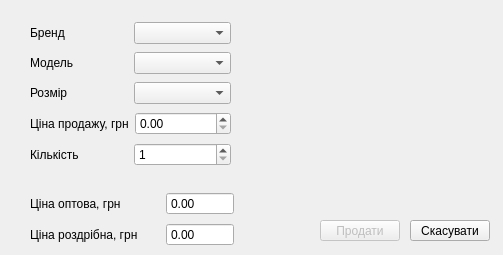
Qt form saledialog.ui (moz6go/ShoesStore) before a commit.
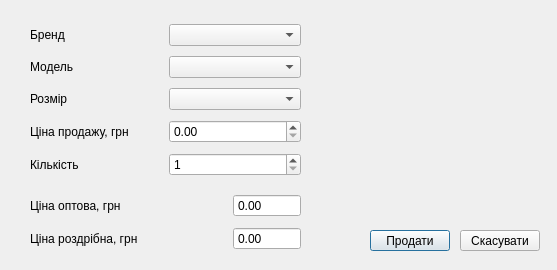
The same form after that commit.

The edit to the form file:
```diff
--- a/saledialog.ui
+++ b/saledialog.ui
@@ -6,21 +6,39 @@
    <rect>
     <x>0</x>
     <y>0</y>
-    <width>503</width>
-    <height>255</height>
+    <width>557</width>
+    <height>270</height>
    </rect>
   </property>
+  <property name="sizePolicy">
+   <sizepolicy hsizetype="Preferred" vsizetype="Preferred">
+    <horstretch>0</horstretch>
+    <verstretch>0</verstretch>
+   </sizepolicy>
+  </property>
+  <property name="minimumSize">
+   <size>
+    <width>557</width>
+    <height>270</height>
+   </size>
+  </property>
+  <property name="maximumSize">
+   <size>
+    <width>557</width>
+    <height>270</height>
+   </size>
+  </property>
   <property name="windowTitle">
    <string>Продати товар</string>
   </property>
   <widget class="QPushButton" name="sale_pb">
    <property name="enabled">
-    <bool>false</bool>
+    <bool>true</bool>
    </property>
    <property name="geometry">
     <rect>
-     <x>320</x>
-     <y>220</y>
+     <x>370</x>
+     <y>230</y>
      <width>80</width>
      <height>21</height>
     </rect>
@@ -32,8 +50,8 @@
   <widget class="QPushButton" name="cancel_pb">
    <property name="geometry">
     <rect>
-     <x>410</x>
-     <y>220</y>
+     <x>460</x>
+     <y>230</y>
      <width>80</width>
      <height>21</height>
     </rect>
@@ -45,7 +63,7 @@
   <widget class="QLabel" name="pic_lbl">
    <property name="geometry">
     <rect>
-     <x>260</x>
+     <x>310</x>
      <y>20</y>
      <width>231</width>
      <height>141</height>
@@ -55,13 +73,13 @@
     <string/>
    </property>
   </widget>
-  <widget class="QWidget" name="">
+  <widget class="QWidget" name="layoutWidget">
    <property name="geometry">
     <rect>
      <x>30</x>
      <y>190</y>
-     <width>204</width>
-     <height>58</height>
+     <width>271</width>
+     <height>64</height>
     </rect>
    </property>
    <layout class="QVBoxLayout" name="verticalLayout_2">
@@ -141,13 +159,13 @@
     </item>
    </layout>
   </widget>
-  <widget class="QWidget" name="">
+  <widget class="QWidget" name="layoutWidget">
    <property name="geometry">
     <rect>
      <x>30</x>
      <y>20</y>
-     <width>201</width>
-     <height>148</height>
+     <width>271</width>
+     <height>163</height>
     </rect>
    </property>
    <layout class="QVBoxLayout" name="verticalLayout">
```
